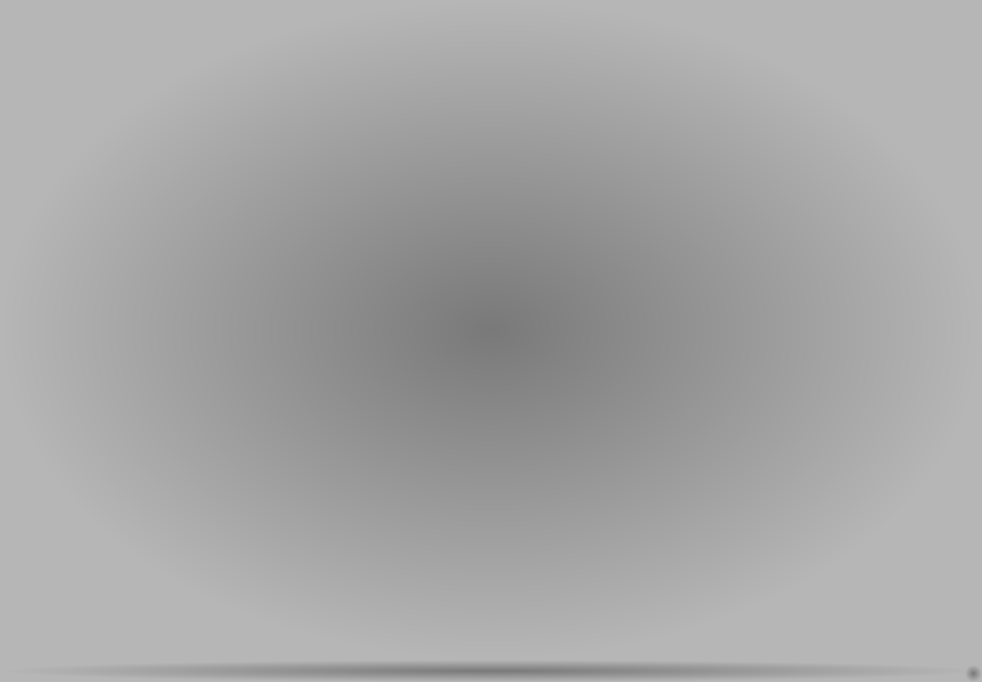
This is social-network/mainwindow.ui in mmohammadi83/social-network as Qt 5 draws it before an edit. The edited form follows.
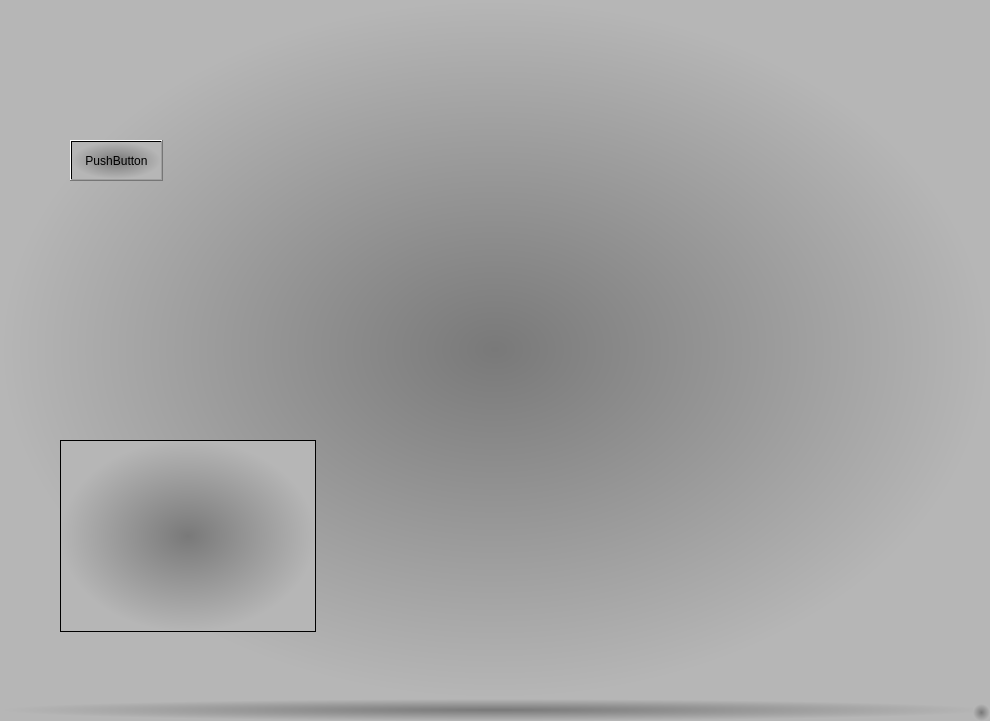
This is the edited form.

What changed in the file:
```diff
--- a/social-network/mainwindow.ui
+++ b/social-network/mainwindow.ui
@@ -6,8 +6,8 @@
    <rect>
     <x>0</x>
     <y>0</y>
-    <width>982</width>
-    <height>682</height>
+    <width>990</width>
+    <height>721</height>
    </rect>
   </property>
   <property name="windowTitle">
@@ -16,7 +16,31 @@
   <property name="styleSheet">
    <string notr="true">background-color: qradialgradient(spread:pad, cx:0.5, cy:0.5, radius:0.5, fx:0.5, fy:0.5, stop:0 rgba(121, 121, 121, 255), stop:1 rgba(182, 182, 182, 255));</string>
   </property>
-  <widget class="QWidget" name="centralwidget"/>
+  <widget class="QWidget" name="centralwidget">
+   <widget class="QPushButton" name="pushButton">
+    <property name="geometry">
+     <rect>
+      <x>70</x>
+      <y>140</y>
+      <width>93</width>
+      <height>41</height>
+     </rect>
+    </property>
+    <property name="text">
+     <string>PushButton</string>
+    </property>
+   </widget>
+   <widget class="QListWidget" name="listWidget">
+    <property name="geometry">
+     <rect>
+      <x>60</x>
+      <y>440</y>
+      <width>256</width>
+      <height>192</height>
+     </rect>
+    </property>
+   </widget>
+  </widget>
   <widget class="QMenuBar" name="menubar">
    <property name="geometry">
     <rect>
```
Left out of the diff: 4 changed lines with no effect on the pictures.
